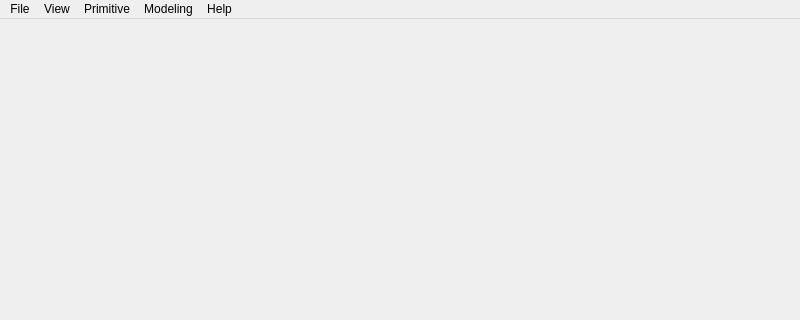
Above: occQt.ui from aleksejkvasnikov/occQt before the change; both pictures show x 0 to 800 and y 0 to 320 of the 800 by 600 pixel window. Below: the same form after it.
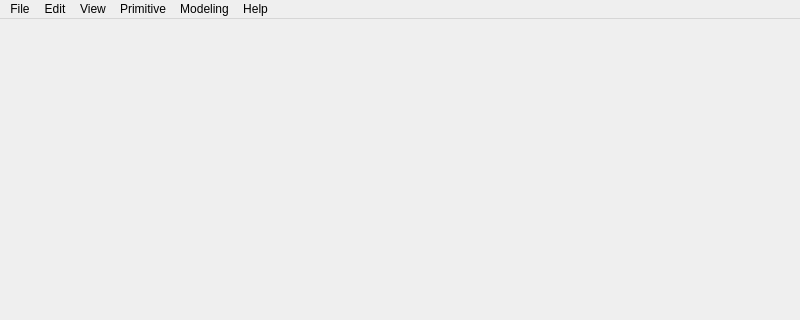
That is the form after the change. Icons and pictures are not drawn.

Diff of the .ui file:
```diff
--- a/occQt.ui
+++ b/occQt.ui
@@ -80,7 +80,15 @@
     </property>
     <addaction name="actionAbout"/>
    </widget>
+   <widget class="QMenu" name="menuEdit">
+    <property name="title">
+     <string>Edit</string>
+    </property>
+    <addaction name="actionRemove_selected"/>
+    <addaction name="actionRemove_all"/>
+   </widget>
    <addaction name="menuFile"/>
+   <addaction name="menuEdit"/>
    <addaction name="menuView"/>
    <addaction name="menuPrimitive"/>
    <addaction name="menuModeling"/>
```
Left out of the diff: 10 changed lines with no effect on the pictures.
